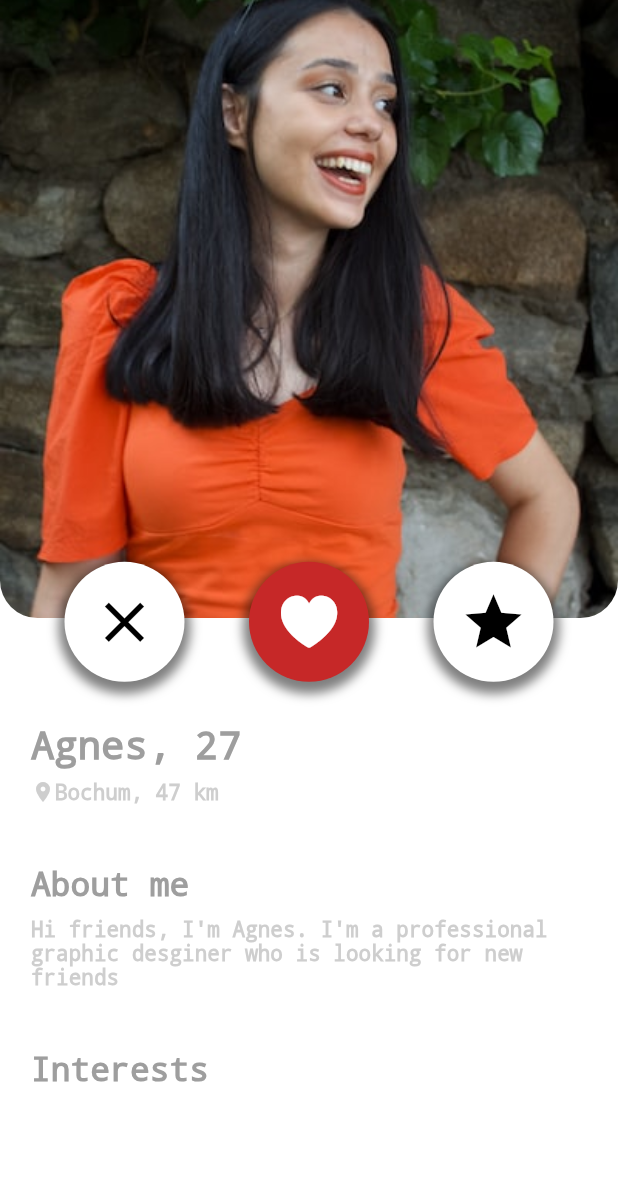
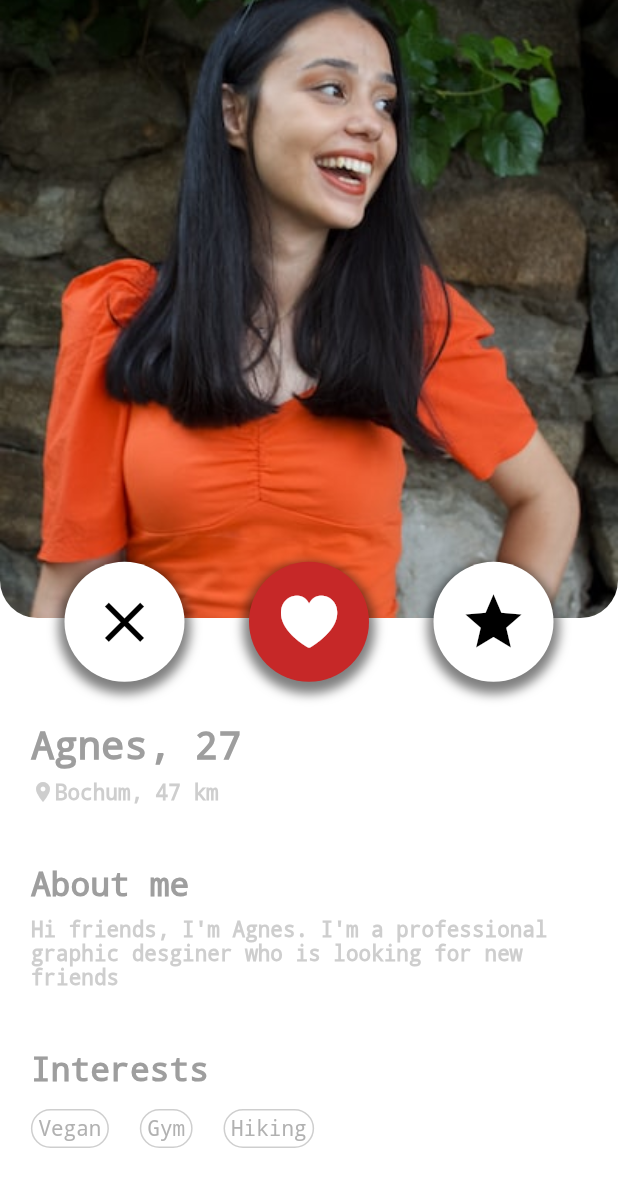
Before and after one commit to leon-mel/pometri, a Flutter app: the screen it shows after launch, on a phone screen of 412 x 824 dp. Shown: the top 1187 px of the screen. Run offline on Flutter 3.47's test engine with Material 2 defaults, Android fonts, the phone set to English and light mode, and no system bars; our stand-ins replace bloc, flutter_bloc, flutter_bounce, hexcolor.

Commit message:
finished user profile with bloc

```diff
--- a/lib/navigator/profileScreen.dart
+++ b/lib/navigator/profileScreen.dart
@@ -32,6 +32,7 @@ class ProfileScreen extends StatelessWidget {
             userAge: state.user.uAge,
             userLocation: state.user.uLocation,
             userName: state.user.uName,
+            userInterest: state.user.uInterest,
           );
         }
         return const Placeholder();
@@ -45,12 +46,14 @@ class ProfileShowCase extends StatelessWidget {
   final userAge;
   final userLocation;
   final userAboutMe;
+  final List<String>? userInterest;
   const ProfileShowCase({
     Key? key,
     required this.userName,
     required this.userAge,
     required this.userLocation,
     required this.userAboutMe,
+    required this.userInterest,
   }) : super(key: key);
 
   @override
@@ -192,6 +195,31 @@ class ProfileShowCase extends StatelessWidget {
                       color: Colors.grey[500]),
                 ),
               ),
+              Wrap(children: [
+                for (var i in userInterest!)
+                  Padding(
+                    padding: EdgeInsets.only(
+                        left: SizeConfig.blockSizeHorizontal * 5,
+                        top: SizeConfig.blockSizeHorizontal * 3),
+                    child: Container(
+                      decoration: BoxDecoration(
+                          border:
+                              Border.all(color: Colors.grey.withOpacity(0.5)),
+                          borderRadius: BorderRadius.circular(15)),
+                      child: Padding(
+                        padding: const EdgeInsets.all(4.0),
+                        child: Text(
+                          i,
+                          style: TextStyle(
+                              fontSize: 14,
+                              decoration: TextDecoration.none,
+                              color: Colors.grey[500]?.withOpacity(0.8),
+                              fontWeight: FontWeight.w400),
+                        ),
+                      ),
+                    ),
+                  ),
+              ])
             ],
           ),
         ),
```
